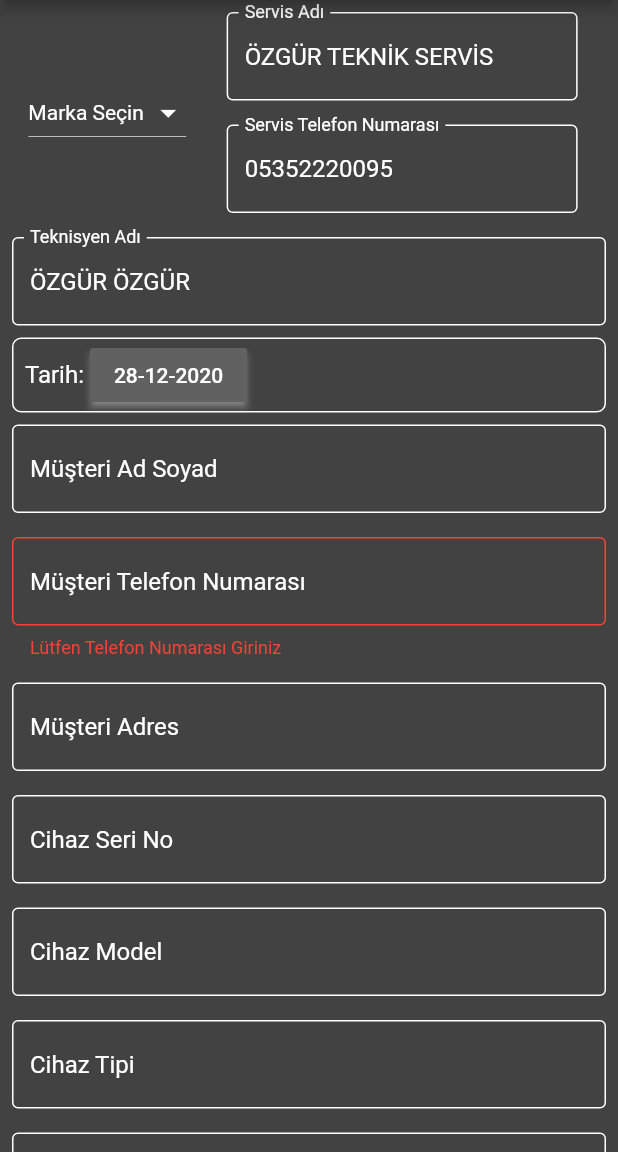
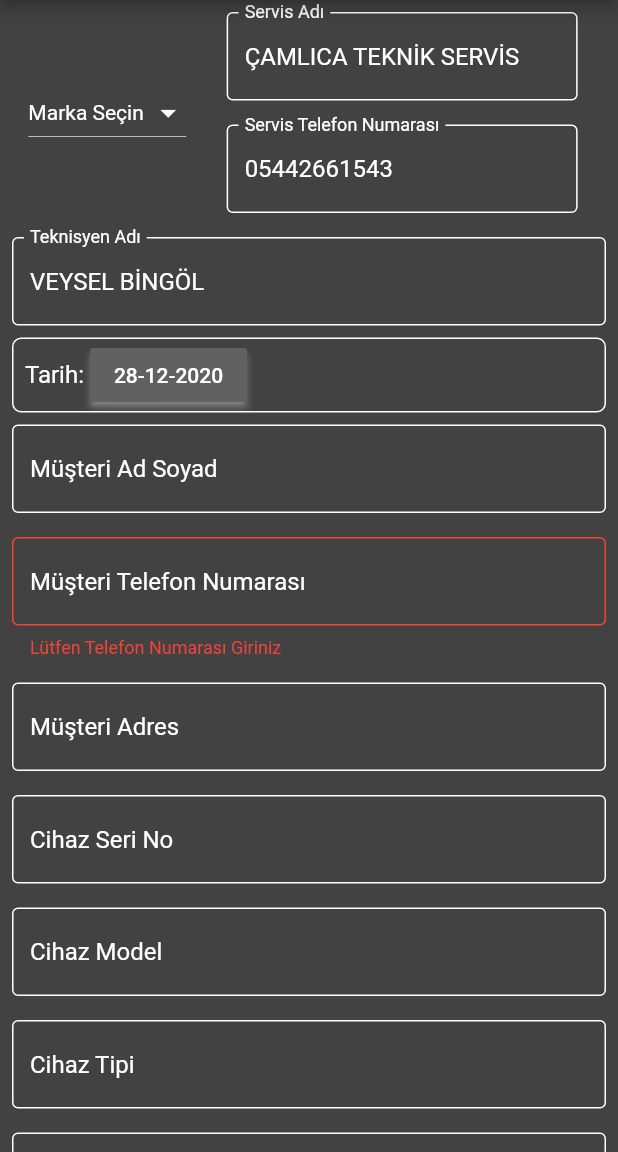
Before and after one commit to bilalozcan/teknik-servis-app, a Flutter app: the MainPage screen opened directly, on a phone screen of 412 x 824 dp, the part 84-1236 px from its top. Run offline on Flutter 3.47's test engine with Material 2 defaults, Android fonts, the phone set to English and light mode, and no system bars; our stand-ins replace date_format, shared_preferences, sqflite, toast; missing offline and left inert: blue_thermal_printer; accounts and stored records are empty.

Commit message:
Çamlıca Teknik Servis için, servis-adı, servis-tel, teknisyen-adi özelleştirildi

```diff
--- a/lib/ui/MainPage.dart
+++ b/lib/ui/MainPage.dart
@@ -50,9 +50,9 @@ class _MainPageState extends State<MainPage> {
     tumDokumanListesi = List<Document>();
     _databaseHelper = DatabaseHelper();
     _tarih.text = formatDate(DateTime.now(), [dd, '-', mm, '-', yyyy]);
-    _servisAdi.text = "ÖZGÜR TEKNİK SERVİS";
-    _servisTel.text = "05352220095";
-    _teknisyenAdi.text = "ÖZGÜR ÖZGÜR";
+    _servisAdi.text = "ÇAMLICA TEKNİK SERVİS";
+    _servisTel.text = "05442661543";
+    _teknisyenAdi.text = "VEYSEL BİNGÖL";
   }
 
   @override
```
